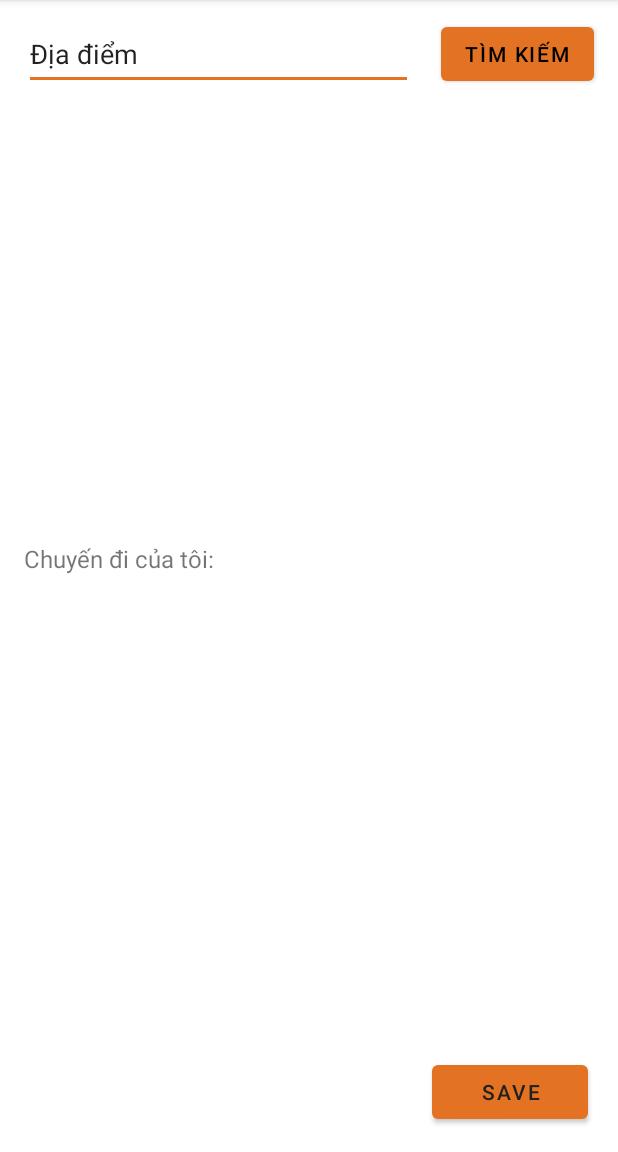
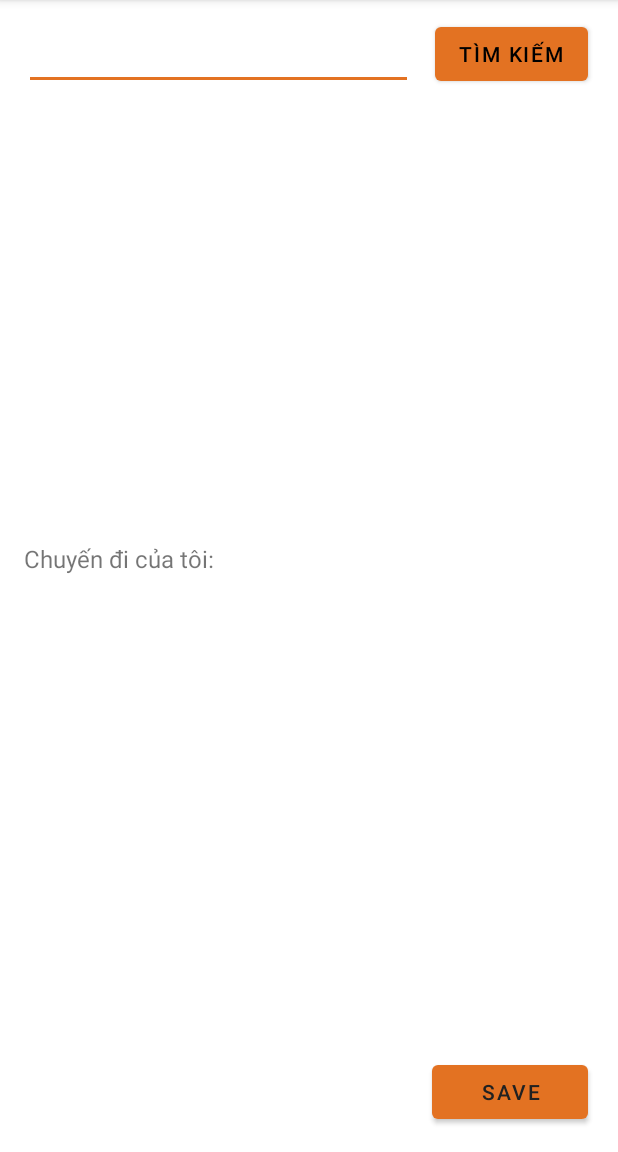
Before and after one commit to ThanhTrangPhan/BaloTravel, an Android app: the CreateNewJouneyActivity screen opened directly, with no data from a screen before it, on a phone screen of 412 x 824 dp, the part 84-1236 px from its top. Run offline under Robolectric (Android 15) with nearby library versions, the phone set to English and light mode, and no system bars.

Commit message:
third update

```diff
--- a/app/src/main/AndroidManifest.xml
+++ b/app/src/main/AndroidManifest.xml
@@ -11,7 +11,7 @@
         android:theme="@style/Theme.BaloTravel">
         <activity
             android:name=".CreateNewJouneyActivity"
-            android:exported="false" />
+            android:exported="true" />
         <activity
             android:name=".PostActivity"
             android:exported="false" />
--- a/app/src/main/java/com/example/balotravel/MainActivity.java
+++ b/app/src/main/java/com/example/balotravel/MainActivity.java
@@ -49,7 +49,7 @@ public class MainActivity extends AppCompatActivity {
                             break;
                         case R.id.nav_add:
                             selectedFragment = null;
-                            startActivity(new Intent(MainActivity.this,CreateNewJouneyActivity.class));
+                            startActivity(new Intent(MainActivity.this, CreateNewJouneyActivity.class));
                             break;
                         case R.id.nav_bookmark:
                             selectedFragment = new BookmarkFragment();
--- a/app/src/main/res/layout/activity_create_new_jouney.xml
+++ b/app/src/main/res/layout/activity_create_new_jouney.xml
@@ -34,7 +34,6 @@
         android:layout_marginTop="12dp"
         android:ems="10"
         android:inputType="textPersonName"
-        android:text="Địa điểm"
         app:layout_constraintStart_toStartOf="parent"
         app:layout_constraintTop_toTopOf="parent" />
 
@@ -43,7 +42,7 @@
         android:layout_width="wrap_content"
         android:layout_height="wrap_content"
         android:layout_marginTop="12dp"
-        android:layout_marginEnd="16dp"
+        android:layout_marginEnd="20dp"
         android:text="Tìm kiếm"
         app:layout_constraintEnd_toEndOf="parent"
         app:layout_constraintTop_toTopOf="parent" />
```
